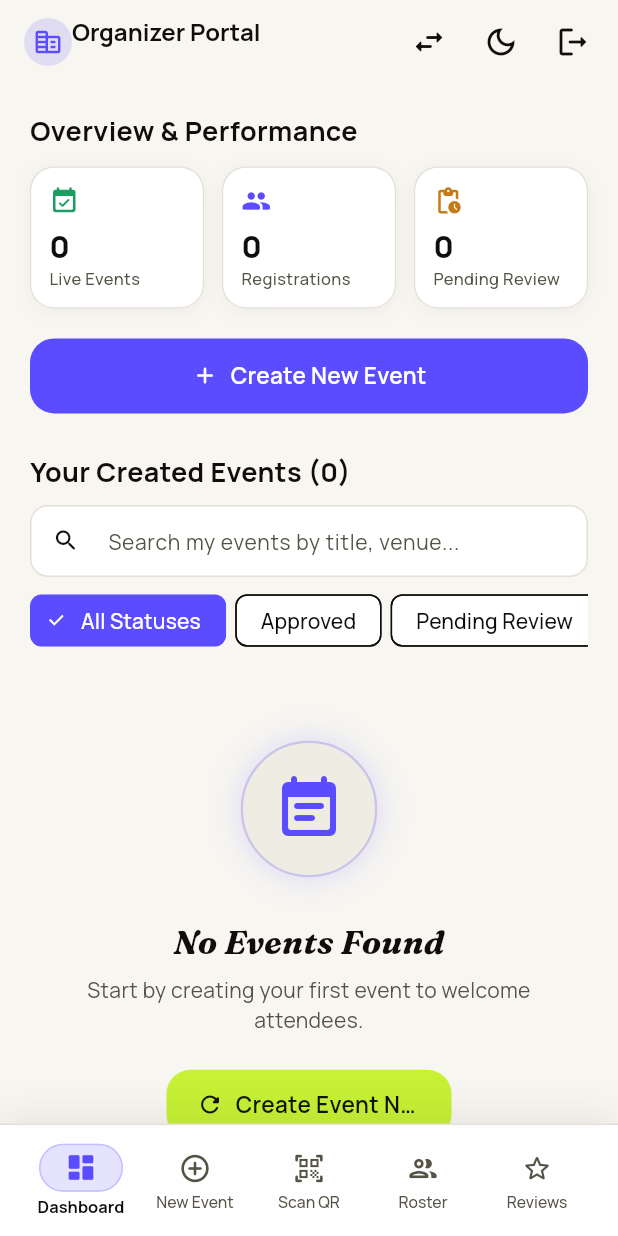
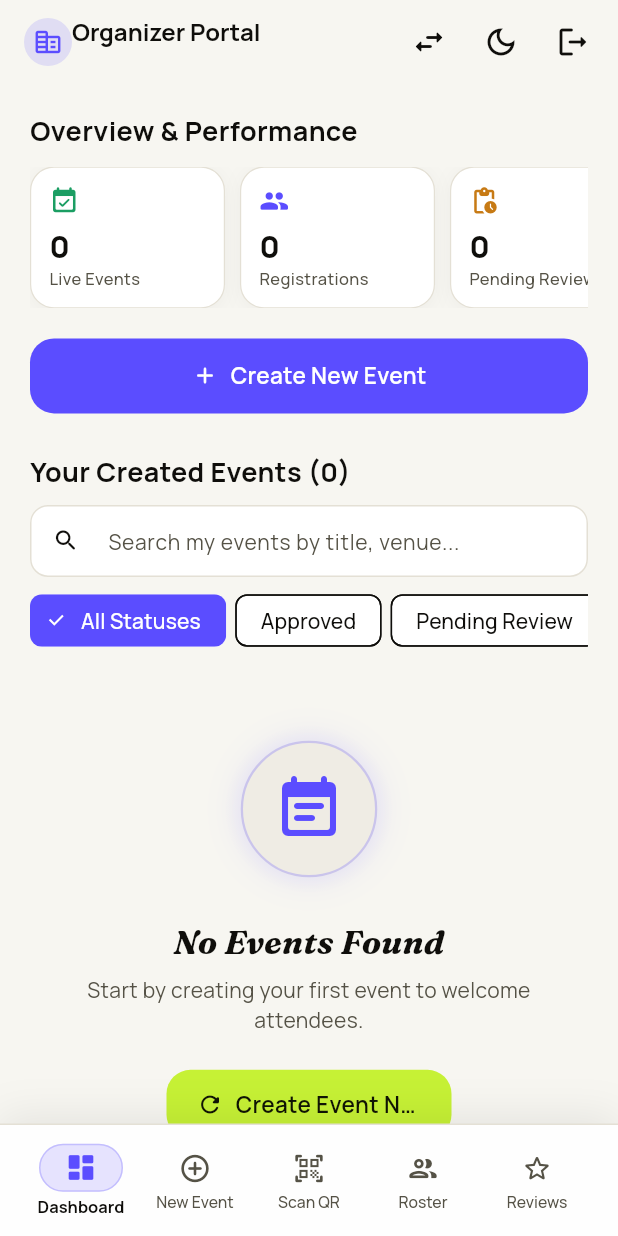
Before and after one commit to Anum1225/EventEase, a Flutter app: the OrganizerDashboardScreen screen opened by its route, on a phone screen of 412 x 824 dp. Run offline on Flutter 3.47's test engine with Material 3 defaults, Android fonts, the phone set to English and light mode, and no system bars; our stand-ins replace cloud_firestore, firebase_auth, firebase_core, firebase_messaging, firebase_storage, go_router and 4 more; missing offline and left inert: mobile_scanner; accounts and stored records are empty; network calls fail.

Commit message:
Fix responsive metric card layout overflow on narrow screens

```diff
--- a/lib/features/organizer/screens/organizer_dashboard_screen.dart
+++ b/lib/features/organizer/screens/organizer_dashboard_screen.dart
@@ -231,7 +231,51 @@ class _OrganizerDashboardScreenState extends State<OrganizerDashboardScreen> {
               const SizedBox(height: 12),
 
               // KPI Metrics Grid with Animated Counters
-              Row(
+              LayoutBuilder(
+                builder: (context, constraints) {
+                  final isMobile = constraints.maxWidth < 450;
+                  if (isMobile) {
+                    return SingleChildScrollView(
+                      scrollDirection: Axis.horizontal,
+                      child: Row(
+                        children: [
+                          SizedBox(
+                            width: 130,
+                            child: _buildMetricCard(
+                              'Live Events',
+                              approvedEventsCount,
+                              Icons.event_available_rounded,
+                              isDark ? AppColors.darkSuccess : AppColors.lightSuccess,
+                              isDark,
+                            ),
+                          ),
+                          const SizedBox(width: 10),
+                          SizedBox(
+                            width: 130,
+                            child: _buildMetricCard(
+                              'Registrations',
+                              totalRegistrations,
+                              Icons.group_rounded,
+                              isDark ? AppColors.darkOrganizerAccent : AppColors.lightOrganizerAccent,
+                              isDark,
+                            ),
+                          ),
+                          const SizedBox(width: 10),
+                          SizedBox(
+                            width: 130,
+                            child: _buildMetricCard(
+                              'Pending Review',
+                              pendingCount,
+                              Icons.pending_actions_rounded,
+                              isDark ? AppColors.darkWarning : AppColors.lightWarning,
+                              isDark,
+                            ),
+                          ),
+                        ],
+                      ),
+                    );
+                  }
+                  return Row(
                     children: [
                       Expanded(
                         child: _buildMetricCard(
@@ -263,6 +307,8 @@ class _OrganizerDashboardScreenState extends State<OrganizerDashboardScreen> {
                         ),
                       ),
                     ],
+                  );
+                },
               ),
               const SizedBox(height: 20),
 
```
Lines whose indentation alone changed are shown as unchanged.
